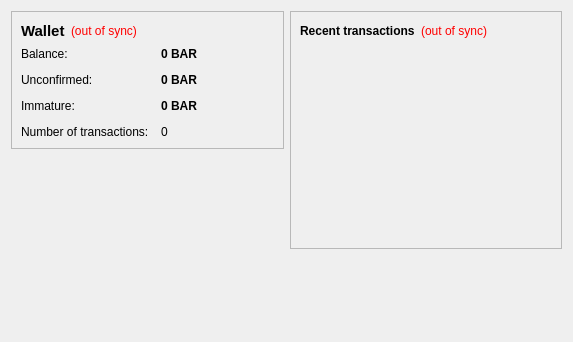
First picture: the form in src/qt/forms/overviewpage.ui, repository Pranz/smallchange, before the edit.
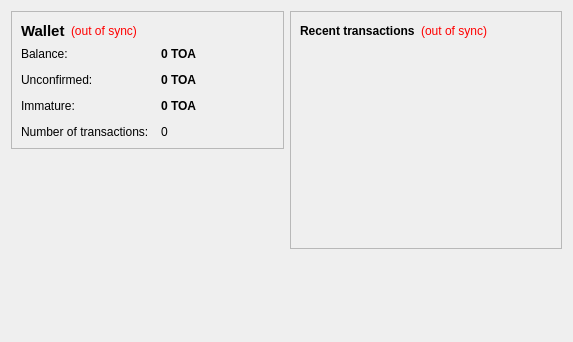
Second picture: the form after the edit.

What changed in the file:
```diff
--- a/src/qt/forms/overviewpage.ui
+++ b/src/qt/forms/overviewpage.ui
@@ -105,7 +105,7 @@
              <string>Your current balance</string>
             </property>
             <property name="text">
-             <string notr="true">0 BAR</string>
+             <string notr="true">0 TOA</string>
             </property>
             <property name="textInteractionFlags">
              <set>Qt::LinksAccessibleByMouse|Qt::TextSelectableByKeyboard|Qt::TextSelectableByMouse</set>
@@ -134,7 +134,7 @@
              <string>Total of transactions that have yet to be confirmed, and do not yet count toward the current balance</string>
             </property>
             <property name="text">
-             <string notr="true">0 BAR</string>
+             <string notr="true">0 TOA</string>
             </property>
             <property name="textInteractionFlags">
              <set>Qt::LinksAccessibleByMouse|Qt::TextSelectableByKeyboard|Qt::TextSelectableByMouse</set>
@@ -177,7 +177,7 @@
              <string>Mined balance that has not yet matured</string>
             </property>
             <property name="text">
-             <string notr="true">0 BAR</string>
+             <string notr="true">0 TOA</string>
             </property>
             <property name="textInteractionFlags">
              <set>Qt::LinksAccessibleByMouse|Qt::TextSelectableByKeyboard|Qt::TextSelectableByMouse</set>
```
